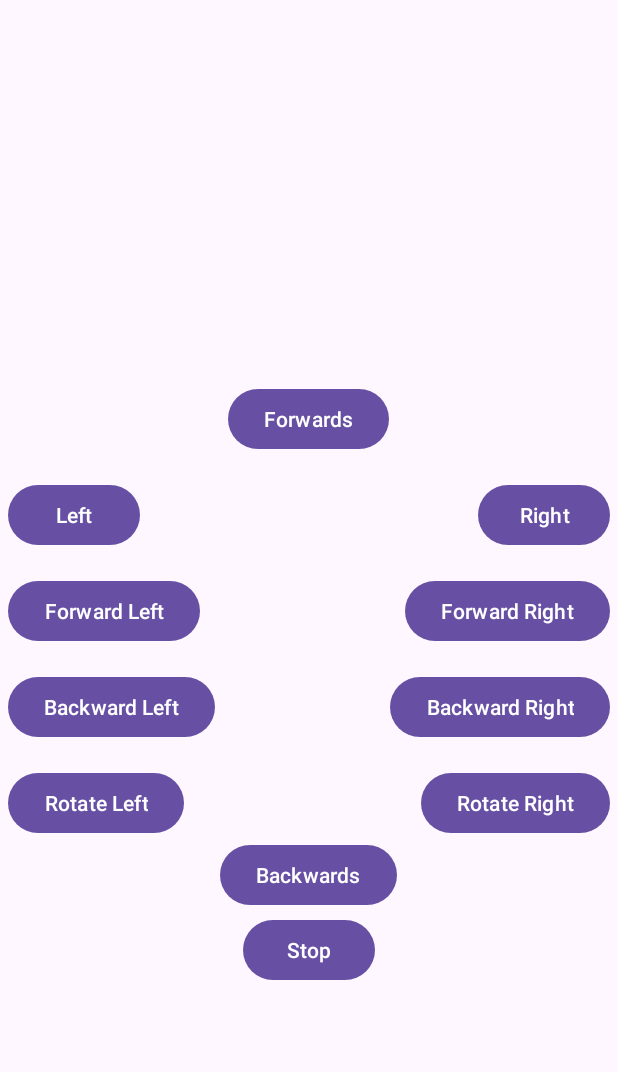
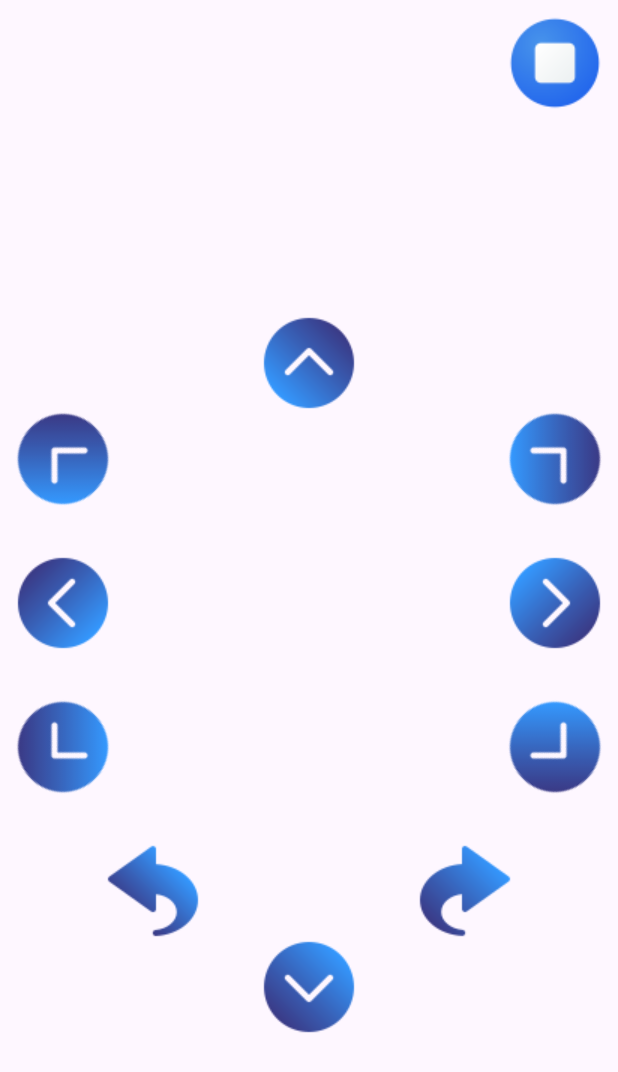
Before and after one commit to Dominik308/ArduinoCarControl, an Android app: the screen it shows after launch (MainActivity), on a phone screen of 412 x 824 dp. Shown: the top 1072 px of the screen. Run offline under Robolectric (Android 15) with nearby library versions, the phone set to English and light mode, and no system bars.

Commit message:
Changed layout and added imagebuttons

```diff
--- a/app/src/main/java/de/domi/arduinocarcontrol/MainActivity.java
+++ b/app/src/main/java/de/domi/arduinocarcontrol/MainActivity.java
@@ -8,6 +8,7 @@ import android.content.pm.PackageManager;
 import android.os.Bundle;
 import android.util.Log;
 import android.widget.Button;
+import android.widget.ImageButton;
 import android.widget.Toast;
 
 import androidx.appcompat.app.AppCompatActivity;
@@ -60,17 +61,17 @@ public class MainActivity extends AppCompatActivity {
             }
         }).start();
 
-        Button forwardButton = findViewById(R.id.forward);
-        Button backwardButton = findViewById(R.id.backward);
-        Button leftButton = findViewById(R.id.left);
-        Button rightButton = findViewById(R.id.right);
-        Button forwardLeftButton = findViewById(R.id.forward_left);
-        Button forwardRightButton = findViewById(R.id.forward_right);
-        Button backwardLeftButton = findViewById(R.id.backward_left);
-        Button backwardRightButton = findViewById(R.id.backward_right);
-        Button rotateLeftButton = findViewById(R.id.rotate_left);
-        Button rotateRightButton = findViewById(R.id.rotate_right);
-        Button stopButton = findViewById(R.id.stop);
+        ImageButton forwardButton = findViewById(R.id.forward);
+        ImageButton backwardButton = findViewById(R.id.backward);
+        ImageButton leftButton = findViewById(R.id.left);
+        ImageButton rightButton = findViewById(R.id.right);
+        ImageButton forwardLeftButton = findViewById(R.id.forward_left);
+        ImageButton forwardRightButton = findViewById(R.id.forward_right);
+        ImageButton backwardLeftButton = findViewById(R.id.backward_left);
+        ImageButton backwardRightButton = findViewById(R.id.backward_right);
+        ImageButton rotateLeftButton = findViewById(R.id.rotate_left);
+        ImageButton rotateRightButton = findViewById(R.id.rotate_right);
+        ImageButton stopButton = findViewById(R.id.stop);
 
         forwardButton.setOnClickListener(v -> sendCommand(COMMAND_FORWARD));
         backwardButton.setOnClickListener(v -> sendCommand(COMMAND_BACKWARD));
--- a/app/src/main/res/layout/activity_main.xml
+++ b/app/src/main/res/layout/activity_main.xml
@@ -4,104 +4,143 @@
     xmlns:tools="http://schemas.android.com/tools"
     android:layout_width="match_parent"
     android:layout_height="match_parent"
-    tools:context=".MainActivity"
-    android:layout_margin="5dp">
+    android:layout_margin="10dp"
+    tools:context=".MainActivity">
 
-    <Button
+    <ImageButton
         android:id="@+id/forward"
         android:layout_width="wrap_content"
         android:layout_height="wrap_content"
         android:layout_centerHorizontal="true"
-        android:layout_marginTop="250dp"
+        android:layout_marginTop="200dp"
+        android:background="@null"
+        android:importantForAccessibility="no"
+        android:rotation="180"
+        android:src="@drawable/arrow"
         android:text="@string/forward" />
 
-    <Button
+    <ImageButton
         android:id="@+id/left"
+        android:layout_width="wrap_content"
+        android:layout_height="wrap_content"
+        android:layout_below="@id/forward_left"
+        android:layout_alignParentStart="true"
+        android:layout_marginTop="32dp"
+        android:background="@null"
+        android:importantForAccessibility="no"
+        android:rotation="90"
+        android:src="@drawable/arrow"
+        android:text="@string/left" />
+
+    <ImageButton
+        android:id="@+id/right"
+        android:layout_width="wrap_content"
+        android:layout_height="wrap_content"
+        android:layout_below="@id/forward_right"
+        android:layout_alignParentEnd="true"
+        android:layout_marginTop="32dp"
+        android:background="@null"
+        android:importantForAccessibility="no"
+        android:rotation="-90"
+        android:src="@drawable/arrow"
+        android:text="@string/right" />
+
+    <ImageButton
+        android:id="@+id/forward_left"
         android:layout_width="wrap_content"
         android:layout_height="wrap_content"
         android:layout_below="@id/forward"
         android:layout_alignParentStart="true"
-        android:layout_marginTop="16dp"
-        android:text="@string/left" />
+        android:background="@null"
+        android:importantForAccessibility="no"
+        android:rotation="135"
+        android:src="@drawable/arrow"
+        android:text="@string/forward_left" />
 
-    <Button
-        android:id="@+id/right"
+    <ImageButton
+        android:id="@+id/forward_right"
         android:layout_width="wrap_content"
         android:layout_height="wrap_content"
         android:layout_below="@id/forward"
         android:layout_alignParentEnd="true"
-        android:layout_marginTop="16dp"
-        android:text="@string/right" />
+        android:background="@null"
+        android:importantForAccessibility="no"
+        android:rotation="-135"
+        android:src="@drawable/arrow"
+        android:text="@string/forward_right" />
 
-    <Button
-        android:id="@+id/forward_left"
+    <ImageButton
+        android:id="@+id/backward_left"
         android:layout_width="wrap_content"
         android:layout_height="wrap_content"
         android:layout_below="@id/left"
         android:layout_alignParentStart="true"
-        android:layout_marginTop="16dp"
-        android:text="@string/forward_left" />
+        android:layout_marginTop="32dp"
+        android:background="@null"
+        android:importantForAccessibility="no"
+        android:rotation="45"
+        android:src="@drawable/arrow"
+        android:text="@string/backward_left" />
 
-    <Button
-        android:id="@+id/forward_right"
+    <ImageButton
+        android:id="@+id/backward_right"
         android:layout_width="wrap_content"
         android:layout_height="wrap_content"
         android:layout_below="@id/right"
         android:layout_alignParentEnd="true"
-        android:layout_marginTop="16dp"
-        android:text="@string/forward_right" />
-
-    <Button
-        android:id="@+id/backward_left"
-        android:layout_width="wrap_content"
-        android:layout_height="wrap_content"
-        android:layout_below="@id/forward_left"
-        android:layout_alignParentStart="true"
-        android:layout_marginTop="16dp"
-        android:text="@string/backward_left" />
-
-    <Button
-        android:id="@+id/backward_right"
-        android:layout_width="wrap_content"
-        android:layout_height="wrap_content"
-        android:layout_below="@id/forward_right"
-        android:layout_alignParentEnd="true"
-        android:layout_marginTop="16dp"
+        android:layout_marginTop="32dp"
+        android:background="@null"
+        android:importantForAccessibility="no"
+        android:rotation="-45"
+        android:src="@drawable/arrow"
         android:text="@string/backward_right" />
 
-    <Button
+    <ImageButton
         android:id="@+id/rotate_left"
         android:layout_width="wrap_content"
         android:layout_height="wrap_content"
         android:layout_below="@id/backward_left"
         android:layout_alignParentStart="true"
-        android:layout_marginTop="16dp"
+        android:background="@null"
+        android:importantForAccessibility="no"
+        android:layout_marginTop="32dp"
+        android:layout_marginStart="60dp"
+        android:src="@drawable/turn_left"
         android:text="@string/rotate_left" />
 
-    <Button
+    <ImageButton
         android:id="@+id/rotate_right"
         android:layout_width="wrap_content"
         android:layout_height="wrap_content"
         android:layout_below="@id/backward_right"
         android:layout_alignParentEnd="true"
-        android:layout_marginTop="16dp"
+        android:background="@null"
+        android:importantForAccessibility="no"
+        android:layout_marginTop="32dp"
+        android:layout_marginEnd="60dp"
+        android:src="@drawable/turn_right"
         android:text="@string/rotate_right" />
 
-    <Button
+    <ImageButton
         android:id="@+id/backward"
         android:layout_width="wrap_content"
         android:layout_height="wrap_content"
         android:layout_below="@id/rotate_left"
         android:layout_centerHorizontal="true"
+        android:background="@null"
+        android:importantForAccessibility="no"
+        android:src="@drawable/arrow"
         android:text="@string/backward" />
 
-    <Button
+    <ImageButton
         android:id="@+id/stop"
         android:layout_width="wrap_content"
         android:layout_height="wrap_content"
-        android:layout_marginTop="50dp"
-        android:layout_below="@id/rotate_left"
-        android:layout_centerInParent="true"
-        android:text="@string/stop" />
+        android:layout_alignParentEnd="true"
+        android:src="@drawable/stop"
+        android:background="@null"
+        android:text="@string/stop"
+        android:importantForAccessibility="no"
+        tools:ignore="RelativeOverlap" />
 
 </RelativeLayout>
```
Also changed, not shown: app/src/main/res/drawable/arrow.png (added), app/src/main/res/drawable/stop.png (added), app/src/main/res/drawable/turn_left.png (added), app/src/main/res/drawable/turn_right.png (added).
